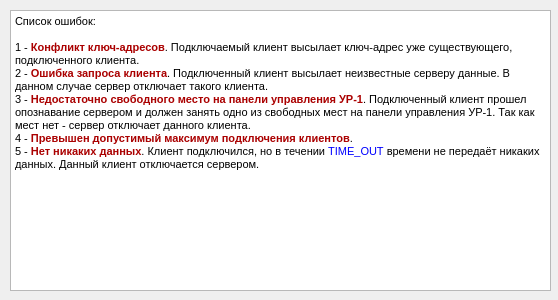
The window that errorlist.ui (verbkinm/esp8266-server) describes before a commit, drawn with Qt 5.
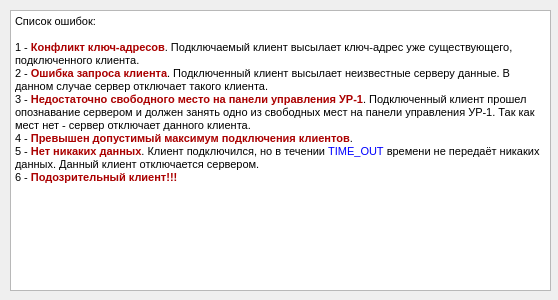
The same window after the commit. Icons and pictures are not drawn.

```diff
--- a/errorlist.ui
+++ b/errorlist.ui
@@ -52,7 +52,8 @@
 &lt;p style=&quot; margin-top:0px; margin-bottom:0px; margin-left:0px; margin-right:0px; -qt-block-indent:0; text-indent:0px;&quot;&gt;2 - &lt;span style=&quot; font-weight:600; color:#aa0000;&quot;&gt;Ошибка запроса клиента&lt;/span&gt;&lt;span style=&quot; color:#000000;&quot;&gt;. Подключенный клиент высылает неизвестные серверу данные. В данном случае сервер отключает такого клиента.&lt;/span&gt;&lt;/p&gt;
 &lt;p style=&quot; margin-top:0px; margin-bottom:0px; margin-left:0px; margin-right:0px; -qt-block-indent:0; text-indent:0px;&quot;&gt;3 - &lt;span style=&quot; font-weight:600; color:#aa0000;&quot;&gt;Недостаточно свободного место на панели управления УР-1&lt;/span&gt;&lt;span style=&quot; color:#000000;&quot;&gt;. Подключенный клиент прошел опознавание сервером и должен занять одно из свободных мест на панели управления УР-1. Так как мест нет - сервер отключает данного клиента.&lt;/span&gt;&lt;/p&gt;
 &lt;p style=&quot; margin-top:0px; margin-bottom:0px; margin-left:0px; margin-right:0px; -qt-block-indent:0; text-indent:0px;&quot;&gt;4 - &lt;span style=&quot; font-weight:600; color:#aa0000;&quot;&gt;Превышен допустимый максимум подключения клиентов&lt;/span&gt;&lt;span style=&quot; color:#000000;&quot;&gt;. &lt;/span&gt;&lt;/p&gt;
-&lt;p style=&quot; margin-top:0px; margin-bottom:0px; margin-left:0px; margin-right:0px; -qt-block-indent:0; text-indent:0px;&quot;&gt;5 - &lt;span style=&quot; font-weight:600; color:#aa0000;&quot;&gt;Нет никаких данных&lt;/span&gt;&lt;span style=&quot; color:#000000;&quot;&gt;. Клиент подключился, но в течении &lt;/span&gt;&lt;span style=&quot; color:#0000ff;&quot;&gt;TIME_OUT&lt;/span&gt;&lt;span style=&quot; color:#000000;&quot;&gt; времени не передаёт никаких данных. Данный клиент отключается сервером.&lt;/span&gt;&lt;/p&gt;&lt;/body&gt;&lt;/html&gt;</string>
+&lt;p style=&quot; margin-top:0px; margin-bottom:0px; margin-left:0px; margin-right:0px; -qt-block-indent:0; text-indent:0px;&quot;&gt;5 - &lt;span style=&quot; font-weight:600; color:#aa0000;&quot;&gt;Нет никаких данных&lt;/span&gt;&lt;span style=&quot; color:#000000;&quot;&gt;. Клиент подключился, но в течении &lt;/span&gt;&lt;span style=&quot; color:#0000ff;&quot;&gt;TIME_OUT&lt;/span&gt;&lt;span style=&quot; color:#000000;&quot;&gt; времени не передаёт никаких данных. Данный клиент отключается сервером.&lt;/span&gt;&lt;/p&gt;
+&lt;p style=&quot; margin-top:0px; margin-bottom:0px; margin-left:0px; margin-right:0px; -qt-block-indent:0; text-indent:0px;&quot;&gt;&lt;span style=&quot; color:#000000;&quot;&gt;6 - &lt;/span&gt;&lt;span style=&quot; font-weight:600; color:#aa0000;&quot;&gt;Подозрительный клиент!!!&lt;/span&gt;&lt;/p&gt;&lt;/body&gt;&lt;/html&gt;</string>
    </property>
   </widget>
  </widget>
```
